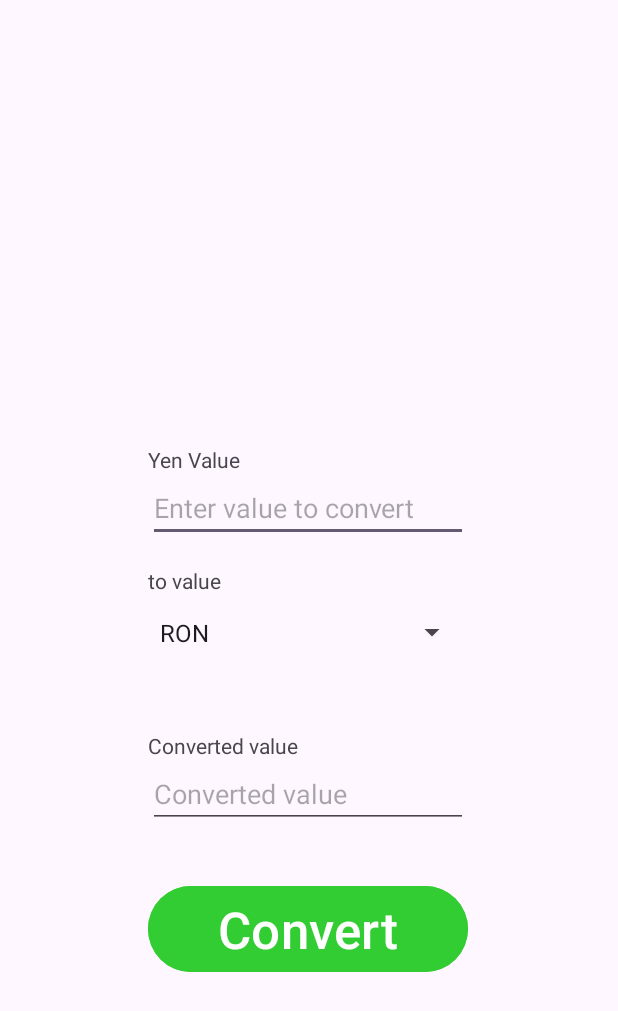
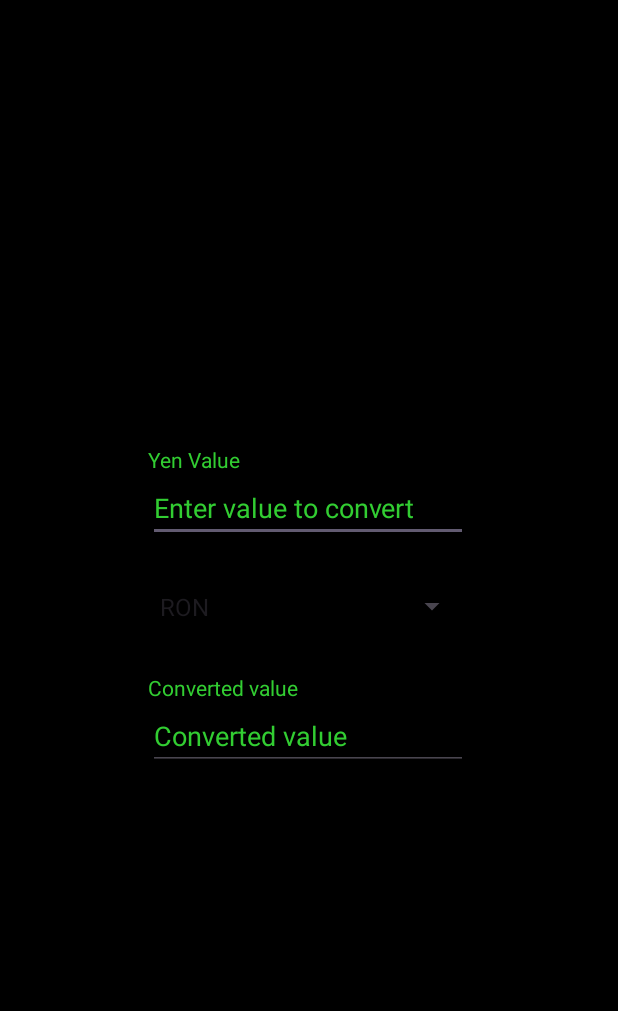
Before and after one commit to Termi25/YenConverter, an Android app: the screen it shows after launch (MainActivity), on a phone screen of 412 x 824 dp. Shown: the top 1011 px of the screen. Run offline under Robolectric (Android 15) with nearby library versions, the phone set to English and light mode, and no system bars.

Commit message:
Updated UI

```diff
--- a/app/src/main/java/com/ase/yenconverter/MainActivity.java
+++ b/app/src/main/java/com/ase/yenconverter/MainActivity.java
@@ -1,6 +1,8 @@
 package com.ase.yenconverter;
 
 import android.os.Bundle;
+import android.text.Editable;
+import android.text.TextWatcher;
 import android.view.View;
 import android.widget.Button;
 import android.widget.EditText;
@@ -28,9 +30,16 @@ public class MainActivity extends AppCompatActivity {
         EditText etYen=findViewById(R.id.etYen);
         EditText etFinalValue=findViewById(R.id.etFinalValue);
         Spinner spinner=findViewById(R.id.spValoare);
-        Button btnConvert=findViewById(R.id.button2);
 
-        btnConvert.setOnClickListener(v -> {
+        etYen.addTextChangedListener(new TextWatcher() {
+            @Override
+            public void beforeTextChanged(CharSequence s, int start, int count, int after) {
+
+            }
+
+            @Override
+            public void onTextChanged(CharSequence s, int start, int before, int count) {
+                try{
                     float convertedValue=Float.parseFloat(String.valueOf(etYen.getText()));
                     if(spinner.getSelectedItemPosition()==0){
                         convertedValue/=31.5;
@@ -39,7 +48,14 @@ public class MainActivity extends AppCompatActivity {
                         convertedValue/=155;
                         etFinalValue.setText(String.valueOf(convertedValue)+" EURO");
                     }
+                }catch (Exception e){
+                    e.printStackTrace();
+                }
+            }
 
+            @Override
+            public void afterTextChanged(Editable s) {
+            }
         });
     }
 }
--- a/app/src/main/res/layout/activity_main.xml
+++ b/app/src/main/res/layout/activity_main.xml
@@ -5,6 +5,7 @@
     android:id="@+id/main"
     android:layout_width="match_parent"
     android:layout_height="match_parent"
+    android:background="#000000"
     tools:context=".MainActivity">
 
     <EditText
@@ -14,6 +15,9 @@
         android:ems="10"
         android:hint="Enter value to convert"
         android:inputType="number"
+        android:textColor="#32CD32"
+        android:textColorHint="#32CD32"
+        android:textColorLink="#32CD32"
         app:layout_constraintBottom_toBottomOf="parent"
         app:layout_constraintEnd_toEndOf="parent"
         app:layout_constraintHorizontal_bias="0.497"
@@ -28,30 +32,14 @@
         android:ems="10"
         android:hint="Converted value"
         android:inputType="number"
+        android:textColor="#32CD32"
+        android:textColorHint="#32CD32"
         app:layout_constraintBottom_toBottomOf="parent"
         app:layout_constraintEnd_toEndOf="@+id/spValoare"
         app:layout_constraintHorizontal_bias="0.0"
         app:layout_constraintStart_toStartOf="@+id/spValoare"
         app:layout_constraintTop_toBottomOf="@+id/spValoare"
-        app:layout_constraintVertical_bias="0.181" />
-
-    <Button
-        android:id="@+id/button2"
-        android:layout_width="0dp"
-        android:layout_height="wrap_content"
-        android:background="@null"
-        android:backgroundTint="#32CD32"
-        android:hapticFeedbackEnabled="false"
-        android:text="Convert"
-        android:textColorHint="@null"
-        android:textColorLink="@null"
-        android:textSize="34sp"
-        app:layout_constraintBottom_toBottomOf="parent"
-        app:layout_constraintEnd_toEndOf="@+id/etFinalValue"
-        app:layout_constraintHorizontal_bias="0.0"
-        app:layout_constraintStart_toStartOf="@+id/etFinalValue"
-        app:layout_constraintTop_toBottomOf="@+id/etFinalValue"
-        app:layout_constraintVertical_bias="0.169" />
+        app:layout_constraintVertical_bias="0.11" />
 
     <Spinner
         android:id="@+id/spValoare"
@@ -64,7 +52,7 @@
         app:layout_constraintHorizontal_bias="0.0"
         app:layout_constraintStart_toStartOf="@+id/etYen"
         app:layout_constraintTop_toBottomOf="@+id/etYen"
-        app:layout_constraintVertical_bias="0.086" />
+        app:layout_constraintVertical_bias="0.044" />
 
     <TextView
         android:id="@+id/textView"
@@ -72,6 +60,7 @@
         android:layout_height="wrap_content"
         android:text="Yen Value"
         android:textAlignment="viewStart"
+        android:textColor="#32CD32"
         app:layout_constraintBottom_toTopOf="@+id/etYen"
         app:layout_constraintEnd_toEndOf="@+id/etYen"
         app:layout_constraintHorizontal_bias="0.0"
@@ -80,24 +69,13 @@
         app:layout_constraintVertical_bias="1.0" />
 
     <TextView
-        android:id="@+id/textView2"
-        android:layout_width="0dp"
-        android:layout_height="wrap_content"
-        android:text="to value"
-        android:textAlignment="viewStart"
-        app:layout_constraintBottom_toTopOf="@+id/spValoare"
-        app:layout_constraintEnd_toEndOf="@+id/etYen"
-        app:layout_constraintHorizontal_bias="0.0"
-        app:layout_constraintStart_toStartOf="@+id/etYen"
-        app:layout_constraintTop_toBottomOf="@+id/etYen"
-        app:layout_constraintVertical_bias="1.0" />
-
-    <TextView
         android:id="@+id/textView3"
         android:layout_width="0dp"
         android:layout_height="wrap_content"
         android:text="Converted value"
         android:textAlignment="viewStart"
+        android:textColor="#32CD32"
+        android:textColorHint="#32CD32"
         app:layout_constraintBottom_toTopOf="@+id/etFinalValue"
         app:layout_constraintEnd_toEndOf="@+id/spValoare"
         app:layout_constraintHorizontal_bias="0.0"
```
Lines whose indentation alone changed are shown as unchanged.
